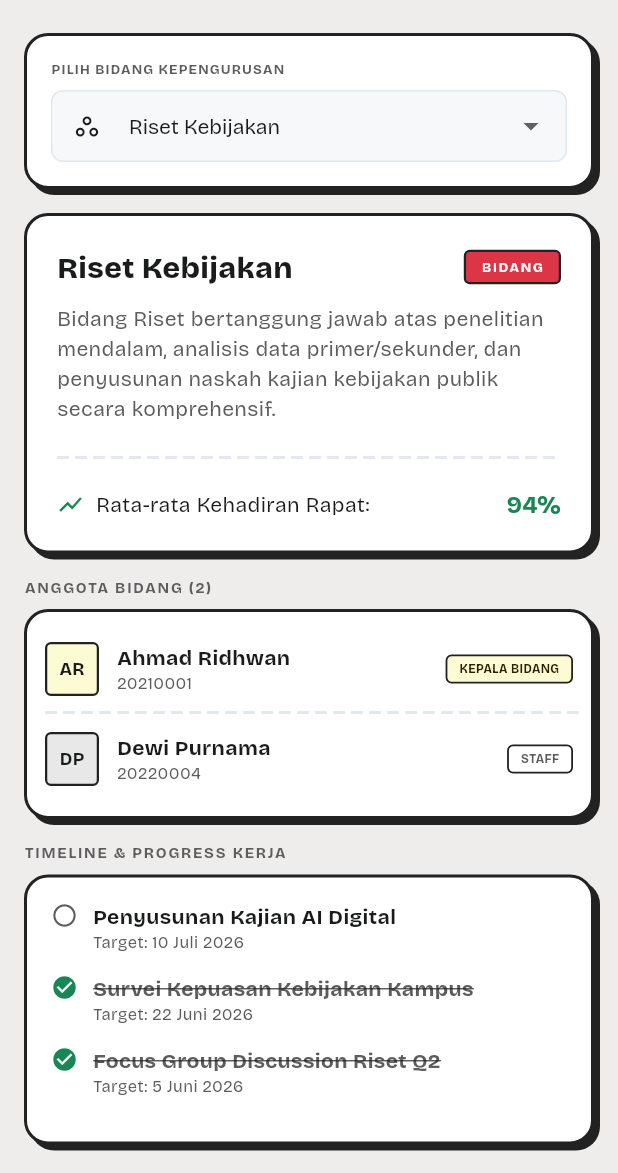
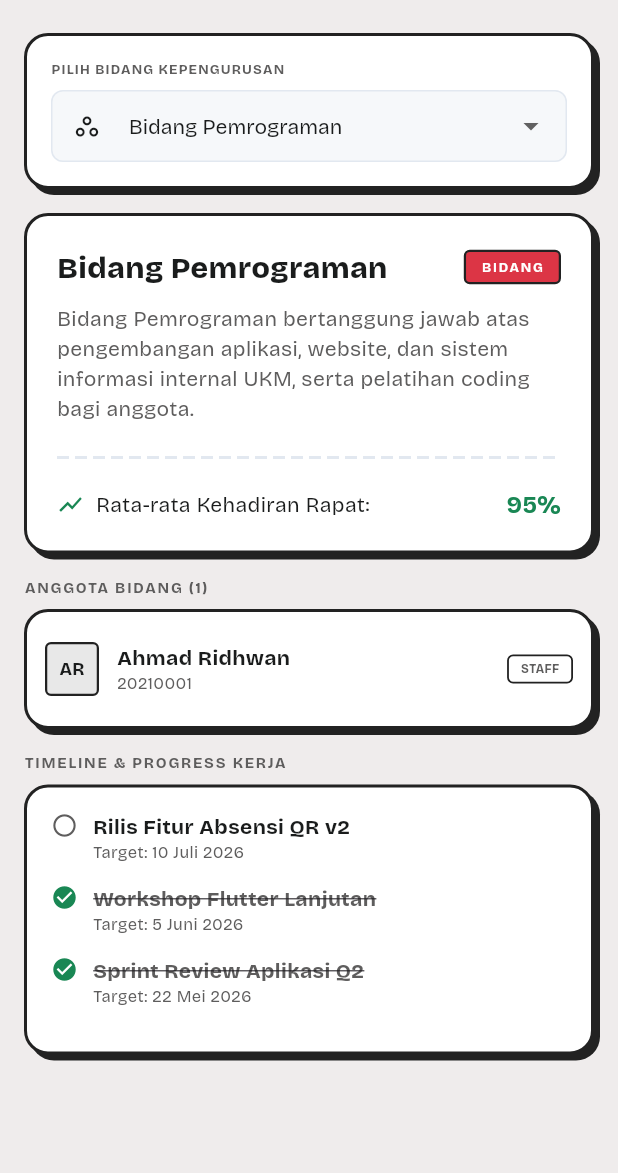
Before and after one commit to ukm-policy/new_centrepoint, a Flutter app: the InfoBidangScreen screen opened by its route, on a phone screen of 412 x 824 dp, the part 63-1236 px from its top. Run offline on Flutter 3.47's test engine with Material 3 defaults, Android fonts, the phone set to English and light mode, and no system bars; our stand-ins replace go_router, google_fonts.

Commit message:
Planning Model Data

```diff
--- a/lib/features/admin/screens/assign_jabatan_screen.dart
+++ b/lib/features/admin/screens/assign_jabatan_screen.dart
@@ -50,10 +50,12 @@
 
   final List<String> _divisions = [
     'Umum',
-    'Riset',
-    'Publikasi',
-    'Advokasi',
-    'Kegiatan',
+    'Pemrograman',
+    'Jaringan',
+    'Multimedia',
+    'Pengembangan',
+    'Kaderisasi',
+    'Humas',
   ];
 
   @override
--- a/lib/features/admin/screens/kelola_akun_screen.dart
+++ b/lib/features/admin/screens/kelola_akun_screen.dart
@@ -38,7 +38,7 @@
   String _filterDiv = 'Semua';
 
   final List<String> _statuses = ['Semua', 'Aktif', 'Pending', 'Suspended'];
-  final List<String> _divisions = ['Semua', 'Riset', 'Publikasi', 'Advokasi', 'Kegiatan'];
+  final List<String> _divisions = ['Semua', 'Pemrograman', 'Jaringan', 'Multimedia', 'Pengembangan', 'Kaderisasi', 'Humas'];
 
   @override
   void initState() {
--- a/lib/features/admin/screens/kelola_poin_screen.dart
+++ b/lib/features/admin/screens/kelola_poin_screen.dart
@@ -32,7 +32,7 @@
 
   String _search = '';
   String _filterDiv = 'Semua';
-  final List<String> _divisions = ['Semua', 'Riset', 'Publikasi', 'Advokasi', 'Kegiatan'];
+  final List<String> _divisions = ['Semua', 'Pemrograman', 'Jaringan', 'Multimedia', 'Pengembangan', 'Kaderisasi', 'Humas'];
 
   @override
   void initState() {
--- a/lib/features/admin/screens/rekap_keuangan_screen.dart
+++ b/lib/features/admin/screens/rekap_keuangan_screen.dart
@@ -42,10 +42,12 @@
 
   final List<_RekapRow> _rekapData = const [
     _RekapRow(bidang: 'Kas Umum', target: 2000000, terkumpul: 1800000),
-    _RekapRow(bidang: 'Riset', target: 1000000, terkumpul: 850000),
-    _RekapRow(bidang: 'Publikasi', target: 800000, terkumpul: 700000),
-    _RekapRow(bidang: 'Advokasi', target: 750000, terkumpul: 750000),
-    _RekapRow(bidang: 'Kegiatan', target: 1200000, terkumpul: 900000),
+    _RekapRow(bidang: 'Pemrograman', target: 1000000, terkumpul: 850000),
+    _RekapRow(bidang: 'Jaringan', target: 800000, terkumpul: 700000),
+    _RekapRow(bidang: 'Multimedia', target: 750000, terkumpul: 750000),
+    _RekapRow(bidang: 'Pengembangan', target: 900000, terkumpul: 600000),
+    _RekapRow(bidang: 'Kaderisasi', target: 850000, terkumpul: 800000),
+    _RekapRow(bidang: 'Humas', target: 1200000, terkumpul: 900000),
   ];
 
   int get _totalTarget => _rekapData.fold(0, (sum, r) => sum + r.target);
--- a/lib/features/admin/screens/uang_khas_admin_screen.dart
+++ b/lib/features/admin/screens/uang_khas_admin_screen.dart
@@ -17,7 +17,7 @@
 class _UangKhasAdminScreenState extends State<UangKhasAdminScreen> {
   String _search = '';
   String _filterDiv = 'Semua';
-  final List<String> _divisions = ['Semua', 'Riset', 'Publikasi', 'Advokasi', 'Kegiatan'];
+  final List<String> _divisions = ['Semua', 'Pemrograman', 'Jaringan', 'Multimedia', 'Pengembangan', 'Kaderisasi', 'Humas'];
 
   // Mock iuran: map each member to a 12-month boolean payment list (true = lunas)
   late Map<String, List<bool>> _paymentMap;
--- a/lib/features/anggota/anggota_data.dart
+++ b/lib/features/anggota/anggota_data.dart
@@ -34,8 +34,8 @@
   Member(
     id: '1',
     name: 'Ahmad Ridhwan',
-    role: 'Senior Policy Analyst',
-    division: 'Riset',
+    role: 'Kepala Bidang Pemrograman',
+    division: 'Pemrograman',
     tier: 'Gold',
     nim: '20210001',
     email: 'ahmad.ridhwan@email.com',
@@ -45,16 +45,16 @@
     kegiatanCount: '42',
     kehadiranRate: '95%',
     recentActivities: [
-      ('Pelatihan Advokasi', '5 Okt 2023', true),
-      ('Musyawarah Q3', '10 Okt 2023', true),
-      ('Workshop Penulisan', '20 Agu 2023', false),
+      ('Workshop Flutter Lanjutan', '5 Jun 2026', true),
+      ('Musyawarah Pengurus Q2', '10 Jun 2026', true),
+      ('Rapat Koordinasi Bidang', '20 Mei 2026', false),
     ],
   ),
   Member(
     id: '2',
     name: 'Siti Nurhaliza',
-    role: 'Policy Writer',
-    division: 'Publikasi',
+    role: 'Staff Bidang Multimedia',
+    division: 'Multimedia',
     tier: 'Silver',
     nim: '20210002',
     email: 'siti.nurhaliza@email.com',
@@ -64,16 +64,16 @@
     kegiatanCount: '35',
     kehadiranRate: '88%',
     recentActivities: [
-      ('Workshop Penulisan', '20 Agu 2023', true),
-      ('Pelatihan Advokasi', '5 Okt 2023', false),
-      ('Rapat Mingguan', '12 Okt 2023', true),
+      ('Workshop Desain Konten', '20 Mei 2026', true),
+      ('Rapat Produksi Multimedia', '5 Jun 2026', false),
+      ('Rapat Mingguan', '12 Jun 2026', true),
     ],
   ),
   Member(
     id: '3',
     name: 'Budi Santoso',
-    role: 'Advocacy Lead',
-    division: 'Advokasi',
+    role: 'Kepala Bidang Pengembangan',
+    division: 'Pengembangan',
     tier: 'Gold',
     nim: '20210003',
     email: 'budi.santoso@email.com',
@@ -83,16 +83,16 @@
     kegiatanCount: '48',
     kehadiranRate: '98%',
     recentActivities: [
-      ('Pelatihan Advokasi', '5 Okt 2023', true),
-      ('Aksi Sosial', '2 Okt 2023', true),
-      ('Musyawarah Q3', '10 Okt 2023', true),
+      ('Pelatihan Leadership', '5 Jun 2026', true),
+      ('Seminar Pengembangan Organisasi', '2 Jun 2026', true),
+      ('Musyawarah Pengurus Q2', '10 Jun 2026', true),
     ],
   ),
   Member(
     id: '4',
     name: 'Dewi Purnama',
-    role: 'Research Associate',
-    division: 'Riset',
+    role: 'Staff Bidang Jaringan',
+    division: 'Jaringan',
     tier: 'Bronze',
     nim: '20220004',
     email: 'dewi.purnama@email.com',
@@ -102,15 +102,15 @@
     kegiatanCount: '18',
     kehadiranRate: '82%',
     recentActivities: [
-      ('Workshop Penulisan', '20 Agu 2023', true),
-      ('Rapat Mingguan', '12 Okt 2023', false),
+      ('Workshop Networking', '20 Mei 2026', true),
+      ('Rapat Mingguan', '12 Jun 2026', false),
     ],
   ),
   Member(
     id: '5',
     name: 'Faisal Hakim',
-    role: 'Communications',
-    division: 'Publikasi',
+    role: 'Staff Bidang Humas',
+    division: 'Humas',
     tier: 'Silver',
     nim: '20220005',
     email: 'faisal.hakim@email.com',
@@ -120,15 +120,15 @@
     kegiatanCount: '28',
     kehadiranRate: '90%',
     recentActivities: [
-      ('Workshop Penulisan', '20 Agu 2023', true),
-      ('Rapat Mingguan', '12 Okt 2023', true),
+      ('Workshop Public Relations', '20 Mei 2026', true),
+      ('Rapat Koordinasi Humas', '12 Jun 2026', true),
     ],
   ),
   Member(
     id: '6',
     name: 'Rini Wulandari',
-    role: 'Project Manager',
-    division: 'Kegiatan',
+    role: 'Kepala Bidang Kaderisasi',
+    division: 'Kaderisasi',
     tier: 'Gold',
     nim: '20210006',
     email: 'rini.wulandari@email.com',
@@ -138,9 +138,9 @@
     kegiatanCount: '50',
     kehadiranRate: '100%',
     recentActivities: [
-      ('Pelatihan Advokasi', '5 Okt 2023', true),
-      ('Musyawarah Q3', '10 Okt 2023', true),
-      ('Workshop Penulisan', '20 Agu 2023', true),
+      ('Pelantikan Anggota Baru', '5 Jun 2026', true),
+      ('Musyawarah Pengurus Q2', '10 Jun 2026', true),
+      ('Workshop Kaderisasi Internal', '20 Mei 2026', true),
     ],
   ),
 ];
--- a/lib/features/anggota/screens/list_members_screen.dart
+++ b/lib/features/anggota/screens/list_members_screen.dart
@@ -18,7 +18,7 @@
   String _search = '';
   String _filterDiv = 'Semua';
 
-  final _divisions = ['Semua', 'Riset', 'Publikasi', 'Advokasi', 'Kegiatan'];
+  final _divisions = ['Semua', 'Pemrograman', 'Jaringan', 'Multimedia', 'Pengembangan', 'Kaderisasi', 'Humas'];
 
   List<Member> get _filtered => kMemberList.where((m) {
         final matchDiv = _filterDiv == 'Semua' || m.division == _filterDiv;
--- a/lib/features/fitur/screens/info_bidang_screen.dart
+++ b/lib/features/fitur/screens/info_bidang_screen.dart
@@ -32,48 +32,70 @@
   late bool _isGeneral;
 
   final Map<String, _BidangDetail> _details = const {
-    'Riset': _BidangDetail(
-      nama: 'Riset Kebijakan',
-      alias: 'Riset',
-      deskripsi: 'Bidang Riset bertanggung jawab atas penelitian mendalam, analisis data primer/sekunder, dan penyusunan naskah kajian kebijakan publik secara komprehensif.',
-      hadirRate: '94%',
+    'Pemrograman': _BidangDetail(
+      nama: 'Bidang Pemrograman',
+      alias: 'Pemrograman',
+      deskripsi: 'Bidang Pemrograman bertanggung jawab atas pengembangan aplikasi, website, dan sistem informasi internal UKM, serta pelatihan coding bagi anggota.',
+      hadirRate: '95%',
       timeline: [
-        ('Penyusunan Kajian AI Digital', '10 Juli 2026', false),
-        ('Survei Kepuasan Kebijakan Kampus', '22 Juni 2026', true),
-        ('Focus Group Discussion Riset Q2', '5 Juni 2026', true),
+        ('Rilis Fitur Absensi QR v2', '10 Juli 2026', false),
+        ('Workshop Flutter Lanjutan', '5 Juni 2026', true),
+        ('Sprint Review Aplikasi Q2', '22 Mei 2026', true),
       ],
     ),
-    'Publikasi': _BidangDetail(
-      nama: 'Media & Publikasi',
-      alias: 'Publikasi',
-      deskripsi: 'Bidang Publikasi mengelola media sosial, website resmi, dokumentasi kegiatan, serta merancang konten infografis dan policy brief agar menarik bagi publik.',
+    'Jaringan': _BidangDetail(
+      nama: 'Bidang Jaringan',
+      alias: 'Jaringan',
+      deskripsi: 'Bidang Jaringan mengelola infrastruktur jaringan komputer, keamanan siber, dan konektivitas sistem digital yang digunakan oleh UKM.',
+      hadirRate: '91%',
+      timeline: [
+        ('Audit Keamanan Jaringan Internal', '20 Juli 2026', false),
+        ('Workshop Networking Dasar', '15 Juni 2026', true),
+        ('Setup Server Internal UKM', '1 Juni 2026', true),
+      ],
+    ),
+    'Multimedia': _BidangDetail(
+      nama: 'Bidang Multimedia',
+      alias: 'Multimedia',
+      deskripsi: 'Bidang Multimedia mengelola konten visual, video, desain grafis, dan dokumentasi kegiatan untuk media sosial serta kebutuhan publikasi UKM.',
       hadirRate: '89%',
       timeline: [
-        ('Rilis Policy Brief Vol. 4', '15 Juli 2026', false),
-        ('Workshop Desain Infografis', '12 Juni 2026', true),
-        ('Dokumentasi Rapat Koordinasi', '1 Juni 2026', true),
+        ('Produksi Video Profil UKM 2026', '15 Juli 2026', false),
+        ('Workshop Desain Konten', '20 Mei 2026', true),
+        ('Dokumentasi Kegiatan Pelantikan', '2 Juni 2026', true),
       ],
     ),
-    'Advokasi': _BidangDetail(
-      nama: 'Kajian & Advokasi Isu',
-      alias: 'Advokasi',
-      deskripsi: 'Bidang Advokasi mengawal isu-isu regulasi krusial, mengadakan kajian kritis, melakukan lobi/audiensi dengan pihak eksternal, dan menggerakkan advokasi strategis.',
-      hadirRate: '96%',
+    'Pengembangan': _BidangDetail(
+      nama: 'Bidang Pengembangan',
+      alias: 'Pengembangan',
+      deskripsi: 'Bidang Pengembangan berfokus pada riset teknologi terbaru, inovasi organisasi, serta pengembangan kapasitas anggota melalui pelatihan dan studi banding.',
+      hadirRate: '93%',
       timeline: [
-        ('Audiensi Rektorat Isu UKT', '18 Juni 2026', true),
-        ('Kajian Kritis UU Pers Kampus', '28 Mei 2026', true),
-        ('Pelatihan Advokasi Dasar', '10 Mei 2026', true),
+        ('Seminar Inovasi Teknologi Q3', '18 Juli 2026', false),
+        ('Pelatihan Leadership & Inovasi', '5 Juni 2026', true),
+        ('Rapat Perencanaan Program Kerja', '28 Mei 2026', true),
       ],
     ),
-    'Kegiatan': _BidangDetail(
-      nama: 'Manajemen Event & Internal',
-      alias: 'Kegiatan',
-      deskripsi: 'Bidang Kegiatan merancang, mengkoordinasikan, dan menyelenggarakan seluruh event eksternal maupun makrab/outbound internal pengurus.',
-      hadirRate: '98%',
+    'Kaderisasi': _BidangDetail(
+      nama: 'Bidang Kaderisasi',
+      alias: 'Kaderisasi',
+      deskripsi: 'Bidang Kaderisasi bertanggung jawab atas rekrutmen, pembinaan, dan pengembangan anggota baru agar menjadi kader organisasi yang kompeten dan berkarakter.',
+      hadirRate: '97%',
       timeline: [
-        ('Persiapan POLICY Championship 2026', '12 Agustus 2026', false),
-        ('Outbound & Team Building Pengurus', '20 Juni 2026', true),
-        ('Orientasi Pengurus Baru', '2 Juni 2026', true),
+        ('Open Recruitment 2026/2027', '15 Juli 2026', false),
+        ('Pelantikan Anggota Baru', '5 Juni 2026', true),
+        ('Workshop Kaderisasi Internal', '20 Mei 2026', true),
+      ],
+    ),
+    'Humas': _BidangDetail(
+      nama: 'Bidang Humas',
+      alias: 'Humas',
+      deskripsi: 'Bidang Humas mengelola hubungan eksternal, kerjasama dengan institusi lain, media relations, dan membangun citra positif UKM di lingkungan kampus maupun luar.',
+      hadirRate: '90%',
+      timeline: [
+        ('MoU Kerjasama dengan UKM Lain', '25 Juli 2026', false),
+        ('Workshop Public Relations', '20 Mei 2026', true),
+        ('Kunjungan Studi ke Universitas X', '10 Juni 2026', true),
       ],
     ),
   };
@@ -83,12 +105,12 @@
     super.initState();
     // Check if user is in a general role
     _isGeneral = AppSession.bidang == '-' || AppSession.bidang.isEmpty;
-    _selectedDiv = _isGeneral ? 'Riset' : AppSession.bidang;
+    _selectedDiv = _isGeneral ? 'Pemrograman' : AppSession.bidang;
   }
 
   @override
   Widget build(BuildContext context) {
-    final detail = _details[_selectedDiv] ?? _details['Riset']!;
+    final detail = _details[_selectedDiv] ?? _details['Pemrograman']!;
 
     // Filter members belonging to the active division
     final members = kMemberList.where((m) => m.division == _selectedDiv).toList();
@@ -164,10 +186,12 @@
                           prefixIcon: Icon(Icons.workspaces_outline, size: 18),
                         ),
                         items: const [
-                          DropdownMenuItem(value: 'Riset', child: Text('Riset Kebijakan')),
-                          DropdownMenuItem(value: 'Publikasi', child: Text('Media & Publikasi')),
-                          DropdownMenuItem(value: 'Advokasi', child: Text('Kajian & Advokasi Isu')),
-                          DropdownMenuItem(value: 'Kegiatan', child: Text('Manajemen Event & Internal')),
+                          DropdownMenuItem(value: 'Pemrograman', child: Text('Bidang Pemrograman')),
+                          DropdownMenuItem(value: 'Jaringan', child: Text('Bidang Jaringan')),
+                          DropdownMenuItem(value: 'Multimedia', child: Text('Bidang Multimedia')),
+                          DropdownMenuItem(value: 'Pengembangan', child: Text('Bidang Pengembangan')),
+                          DropdownMenuItem(value: 'Kaderisasi', child: Text('Bidang Kaderisasi')),
+                          DropdownMenuItem(value: 'Humas', child: Text('Bidang Humas')),
                         ],
                       ),
                     ],
--- a/lib/features/kegiatan/screens/create_rapat_screen.dart
+++ b/lib/features/kegiatan/screens/create_rapat_screen.dart
@@ -11,7 +11,7 @@
 
 // ── Mock Bidang & Sie data ────────────────────────────────────────────────────
 
-const _kBidangList = ['Humas', 'Litbang', 'Kaderisasi', 'Advokasi', 'Kegiatan'];
+const _kBidangList = ['Pemrograman', 'Jaringan', 'Multimedia', 'Pengembangan', 'Kaderisasi', 'Humas'];
 
 // ── Screen ────────────────────────────────────────────────────────────────────
 
--- a/lib/features/poin/screens/poin_screen.dart
+++ b/lib/features/poin/screens/poin_screen.dart
@@ -51,7 +51,7 @@
     tipe: _EntryTipe.hadir,
   ),
   _PoinEntry(
-    label: 'Tidak Hadir — Rapat Divisi Riset',
+    label: 'Tidak Hadir — Rapat Bidang Pemrograman',
     tanggal: '28 Mei 2025',
     poin: -20,
     tipe: _EntryTipe.absen,
@@ -71,16 +71,16 @@
 ];
 
 const _kLeaderboard = [
-  _LeaderEntry(rank: 1, nama: 'Budi Santoso', divisi: 'Riset & Kebijakan', poin: 1580, tier: 'Gold'),
-  _LeaderEntry(rank: 2, nama: 'Siti Rahayu', divisi: 'Komunikasi', poin: 1420, tier: 'Gold'),
-  _LeaderEntry(rank: 3, nama: 'Ahmad Ridhwan', divisi: 'Analisis Kebijakan', poin: 1250, tier: 'Gold'),
-  _LeaderEntry(rank: 4, nama: 'Dewi Lestari', divisi: 'Riset & Kebijakan', poin: 1100, tier: 'Silver'),
-  _LeaderEntry(rank: 5, nama: 'Rizky Pratama', divisi: 'Komunikasi', poin: 980, tier: 'Silver'),
-  _LeaderEntry(rank: 6, nama: 'Nurul Fadilah', divisi: 'Keuangan', poin: 870, tier: 'Silver'),
-  _LeaderEntry(rank: 7, nama: 'Hendra Wijaya', divisi: 'Analisis Kebijakan', poin: 760, tier: 'Bronze'),
-  _LeaderEntry(rank: 8, nama: 'Maya Putri', divisi: 'Riset & Kebijakan', poin: 650, tier: 'Bronze'),
-  _LeaderEntry(rank: 9, nama: 'Fajar Ramadan', divisi: 'Komunikasi', poin: 540, tier: 'Bronze'),
-  _LeaderEntry(rank: 10, nama: 'Indah Permata', divisi: 'Keuangan', poin: 420, tier: 'Bronze'),
+  _LeaderEntry(rank: 1, nama: 'Budi Santoso', divisi: 'Pengembangan', poin: 1580, tier: 'Gold'),
+  _LeaderEntry(rank: 2, nama: 'Rini Wulandari', divisi: 'Kaderisasi', poin: 1420, tier: 'Gold'),
+  _LeaderEntry(rank: 3, nama: 'Ahmad Ridhwan', divisi: 'Pemrograman', poin: 1250, tier: 'Gold'),
+  _LeaderEntry(rank: 4, nama: 'Siti Nurhaliza', divisi: 'Multimedia', poin: 1100, tier: 'Silver'),
+  _LeaderEntry(rank: 5, nama: 'Rizky Pratama', divisi: 'Jaringan', poin: 980, tier: 'Silver'),
+  _LeaderEntry(rank: 6, nama: 'Faisal Hakim', divisi: 'Humas', poin: 870, tier: 'Silver'),
+  _LeaderEntry(rank: 7, nama: 'Hendra Wijaya', divisi: 'Pemrograman', poin: 760, tier: 'Bronze'),
+  _LeaderEntry(rank: 8, nama: 'Maya Putri', divisi: 'Multimedia', poin: 650, tier: 'Bronze'),
+  _LeaderEntry(rank: 9, nama: 'Dewi Purnama', divisi: 'Jaringan', poin: 540, tier: 'Bronze'),
+  _LeaderEntry(rank: 10, nama: 'Indah Permata', divisi: 'Kaderisasi', poin: 420, tier: 'Bronze'),
 ];
 
 enum _EntryTipe { hadir, absen, panitia, bonus }
```
Also changed, not shown: 1 other file.
